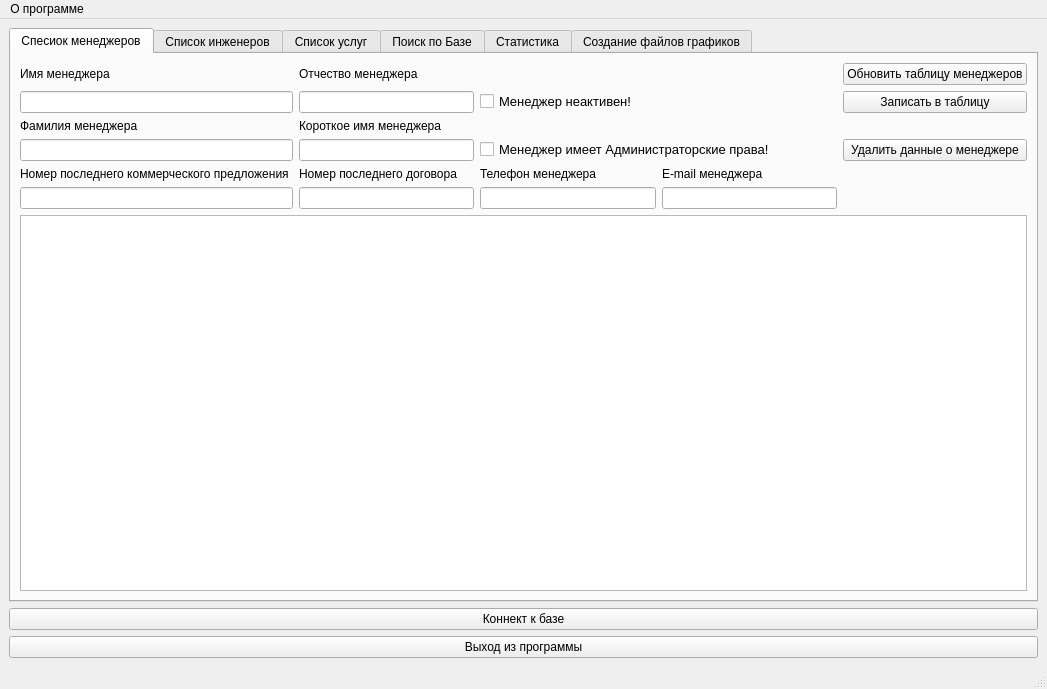
petro-ew/test1, file solutions/pyqt4.ui: the form before one commit.
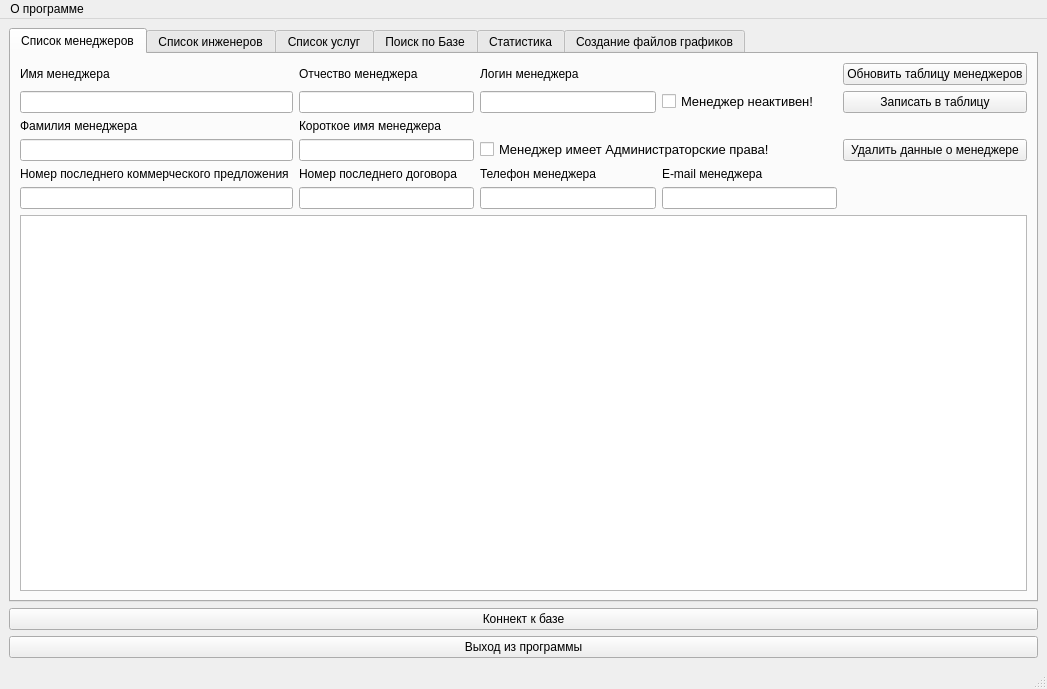
The form after the commit. The open tabs and pages were chosen to show the change.

What changed in the file:
```diff
--- a/solutions/pyqt4.ui
+++ b/solutions/pyqt4.ui
@@ -54,7 +54,7 @@
           <string/>
          </property>
          <attribute name="title">
-          <string>Спесиок менеджеров</string>
+          <string>Список менеджеров</string>
          </attribute>
          <layout class="QGridLayout" name="gridLayout">
           <item row="10" column="0">
@@ -120,18 +120,6 @@
           <item row="12" column="0">
            <widget class="QLineEdit" name="lineEdit_number_m_lastkp"/>
           </item>
-          <item row="5" column="2">
-           <widget class="QCheckBox" name="checkBox_acticve">
-            <property name="font">
-             <font>
-              <pointsize>10</pointsize>
-             </font>
-            </property>
-            <property name="text">
-             <string>Менеджер неактивен!</string>
-            </property>
-           </widget>
-          </item>
           <item row="11" column="0">
            <widget class="QLabel" name="label_number_m_lastkp">
             <property name="text">
@@ -190,6 +178,28 @@
             </property>
            </widget>
           </item>
+          <item row="5" column="3">
+           <widget class="QCheckBox" name="checkBox_acticve">
+            <property name="font">
+             <font>
+              <pointsize>10</pointsize>
+             </font>
+            </property>
+            <property name="text">
+             <string>Менеджер неактивен!</string>
+            </property>
+           </widget>
+          </item>
+          <item row="5" column="2">
+           <widget class="QLineEdit" name="lineEdit_login_manager"/>
+          </item>
+          <item row="0" column="2">
+           <widget class="QLabel" name="label_5">
+            <property name="text">
+             <string>Логин менеджера</string>
+            </property>
+           </widget>
+          </item>
          </layout>
         </widget>
         <widget class="QWidget" name="tab_2">
```
Left out of the diff: 4 changed lines with no effect on the pictures.
